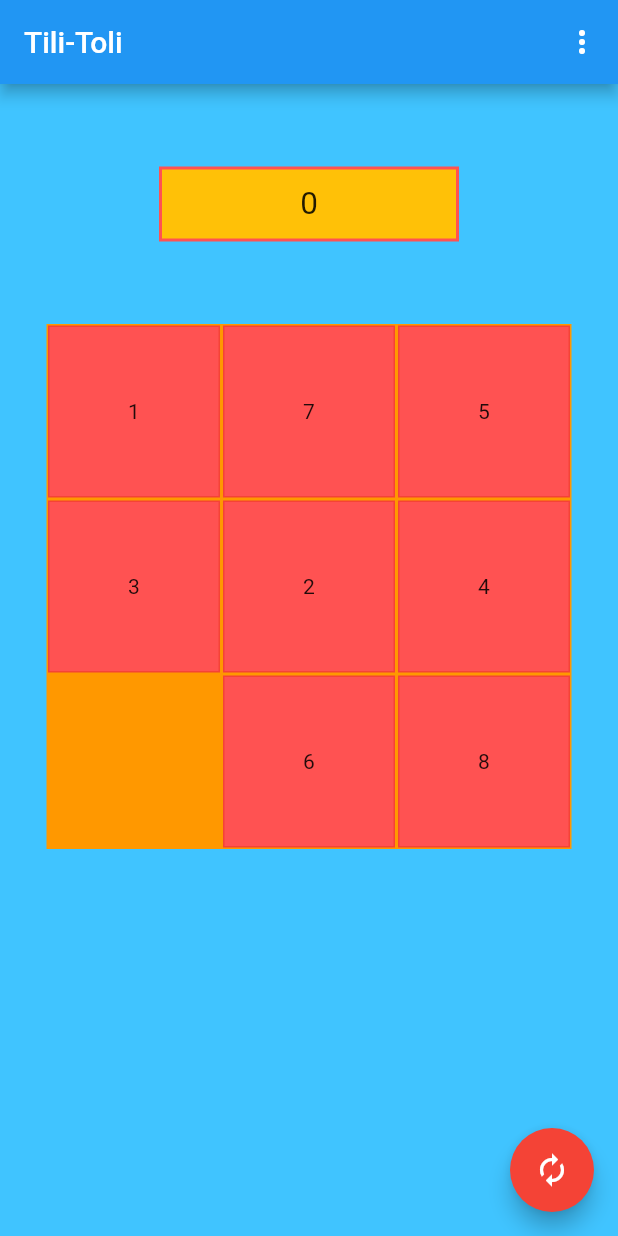
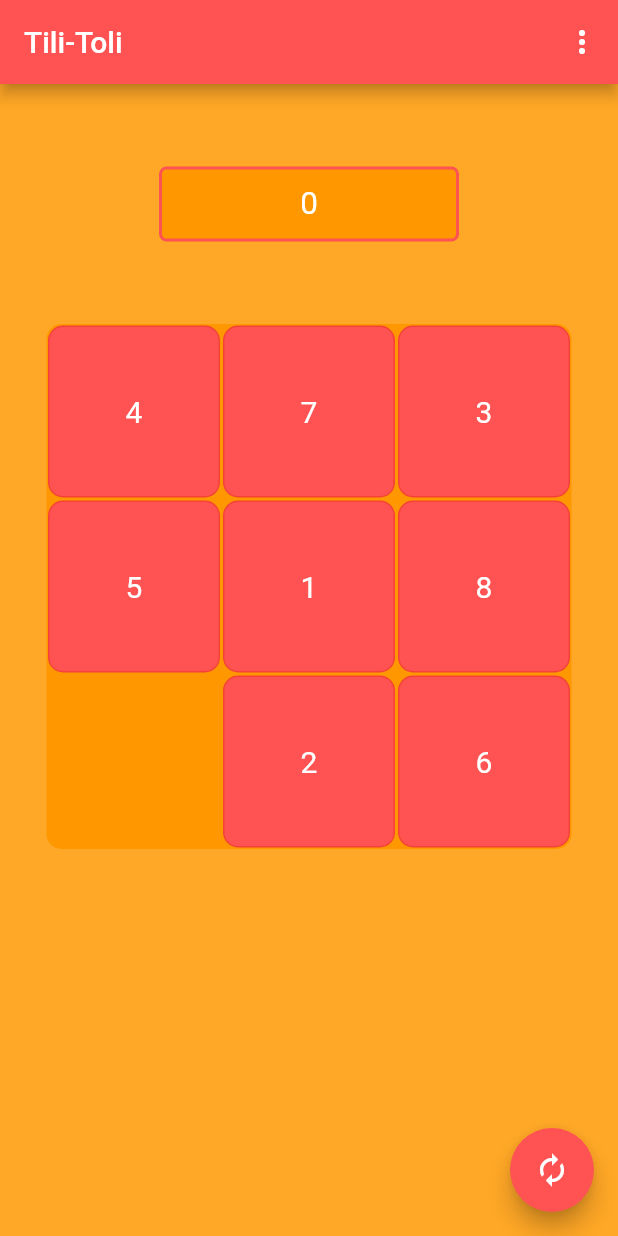
Before and after one commit to bodoistvan/Tili-Toli-Flutter, a Flutter app: the screen it shows after launch, after a tap on the "autorenew" icon, on a phone screen of 412 x 824 dp. Run offline on Flutter 3.47's test engine with Material 2 defaults, Android fonts, the phone set to English and light mode, and no system bars.

Commit message:
ui update

```diff
--- a/lib/CanvasWidget.dart
+++ b/lib/CanvasWidget.dart
@@ -1,3 +1,5 @@
+import 'dart:math';
+
 import 'package:flutter/cupertino.dart';
 import 'package:flutter/material.dart';
 import 'package:flutter/painting.dart';
@@ -60,17 +62,27 @@ class CanvasState extends State<MyCanvas> {
 
     return Scaffold(
       appBar: AppBar(
+        backgroundColor: Colors.redAccent,
         // Here we take the value from the MyHomePage object that was created by
         // the App.build method, and use it to set our appbar title.
         title: Text("Tili-Toli"),
         actions: [
           PopupMenuButton<String>(
             onSelected: onMenuSelected,
+            color: Colors.redAccent,
+
             itemBuilder: (BuildContext context) {
               return {'3x3', '4x4', '5x5'}.map((String choice) {
                 return PopupMenuItem<String>(
                   value: choice,
-                  child: Text(choice),
+                  child: Center(
+                    child:
+                    Text(choice,
+                        style: TextStyle(
+                          color: Colors.white,
+                        )
+                    ),
+                  )
                 );
               }).toList();
             },
@@ -87,26 +99,46 @@ class CanvasState extends State<MyCanvas> {
                     width: 200,
                     height: 50,
                     decoration: BoxDecoration(
-                      color: Colors.amber,
+                      borderRadius: BorderRadius.circular(5),
+                      color: Colors.orange,
                       border: Border.all(
                         width: 2,
                         color: Colors.redAccent
                       )
                     ),
                     child: Center(
-                      child: Text("$_stepCounter", textScaleFactor: 1.5,),
+                      child: Text("$_stepCounter", textScaleFactor: 1.5,
+                        style: TextStyle(
+                          color: Colors.white,
+                        ),
+                      ),
                     ),
                   ),
                   Container(
+                      decoration: new BoxDecoration(
+                        borderRadius: BorderRadius.circular(10),
+                        color: _canvasColor,
+                      ),
                       width: _canvasHeight,
                       height: _canvasWidth,
-                      color: _canvasColor,
+
                       child: Column(
                         mainAxisAlignment: MainAxisAlignment.center,
                         children: (){
 
                           if (gameover == true){
-                            return [Center(child: Text("You Won!", textScaleFactor: 3,),)];
+                            return [Center(
+                              child: Padding(
+                                padding: EdgeInsets.all(10),
+                                child: Text(
+                                  "YOU WON!",
+                                  style: TextStyle(
+                                      color: Colors.white,
+                                  ),
+                                  textScaleFactor: 3,
+                                ),
+                              )
+                          )];
                           }
 
                           var counter = -1;
@@ -128,11 +160,11 @@ class CanvasState extends State<MyCanvas> {
                 ],
               )
           ),
-      backgroundColor: Colors.lightBlueAccent,
+      backgroundColor: Colors.orange[400],
       floatingActionButton: FloatingActionButton(
         onPressed: () => {this.restartGame()},
         tooltip: 'Restart',
-        backgroundColor: Colors.red,
+        backgroundColor: Colors.redAccent,
         splashColor: Colors.amber,
         child: Icon(Icons.autorenew),
       ), // This trailing comma makes auto-formatting nicer for build methods.
@@ -145,11 +177,58 @@ class CanvasState extends State<MyCanvas> {
       this._tileValues.add(i);
     }
 
+    shuffleTiles();
+
     setState(() {
       this.gameover = false;
-      this._tileValues.shuffle();
+      this._tileValues = this._tileValues;
       this._stepCounter = 0;
     });
+  }
+  Random r = new Random();
+  shuffleTiles(){
+
+      var count = 0;
+      var blankValue=this.columns *this.rows -1;
+
+      do {
+        var index = this._tileValues.indexOf(blankValue);
+        var direction = r.nextInt(4);
+//check neigbors
+        //top
+        if (index > rows -1 && direction == 0){
+          final other = index - columns;
+          this._tileValues[index] = this._tileValues[other];
+          this._tileValues[other] = blankValue;
+          count++;
+        }
+        //bottom
+        if (index < columns * rows - rows && direction == 1 ){
+          final other = index + columns;
+          this._tileValues[index] = this._tileValues[other];
+          this._tileValues[other] = blankValue;
+          count++;
+        }
+        //left
+        if (index % columns != 0 && direction == 2){
+          final other = index - 1;
+          this._tileValues[index] = this._tileValues[other];
+          this._tileValues[other] = blankValue;
+          count++;
+        }
+        //right
+        if (index % columns != columns-1 && direction == 3){
+          final other = index + 1;
+          this._tileValues[index] = this._tileValues[other];
+          this._tileValues[other] = blankValue;
+          count++;
+        }
+
+
+
+      }while(count != 1000);
+
+      print(this._tileValues);
   }
 
   onTileClicked(num value){
@@ -195,8 +274,6 @@ class CanvasState extends State<MyCanvas> {
 
     num valx = this._tileValues[index_x];
 
-
-
     setState(() {
       this._stepCounter++;
       this._tileValues[index_y] = valx;
--- a/lib/TiliTile.dart
+++ b/lib/TiliTile.dart
@@ -19,19 +19,25 @@ class TiliTile extends StatelessWidget {
     return
       GestureDetector(
         child: Container(
+
             margin: EdgeInsets.all(1),
             width: size -2 ,
             height: size -2,
-            decoration: BoxDecoration(
+            decoration: new BoxDecoration(
                 border: Border.all(
                     width: 1.0,
                     color : isBlank ? this.canvasColor : Colors.red
+
                 ),
+                borderRadius: BorderRadius.circular(10),
                 color: isBlank ? this.canvasColor : Colors.redAccent
             ),
 
             child: Center(
-              child: Text(isBlank ? '': (displayNumber + 1).toString()),
+              child: Text(isBlank ? '': (displayNumber + 1).toString(),
+              style: TextStyle(
+                fontSize: 20, color: Colors.white
+              ),),
             )
         ),
         onTap: () {
```
